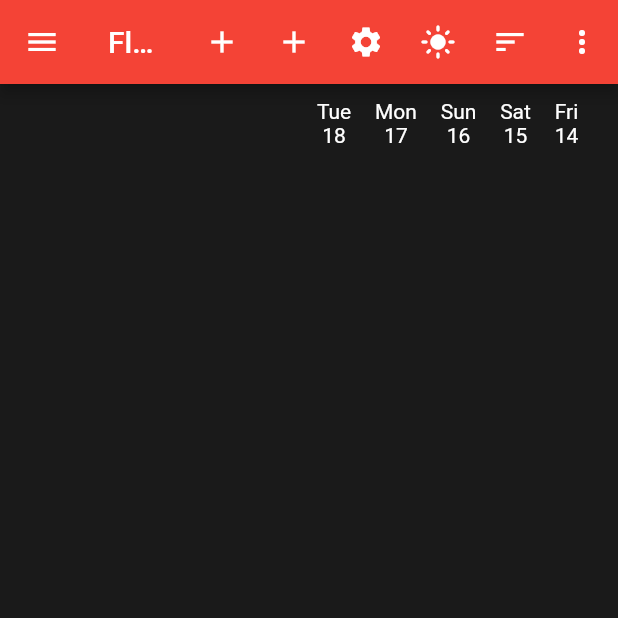
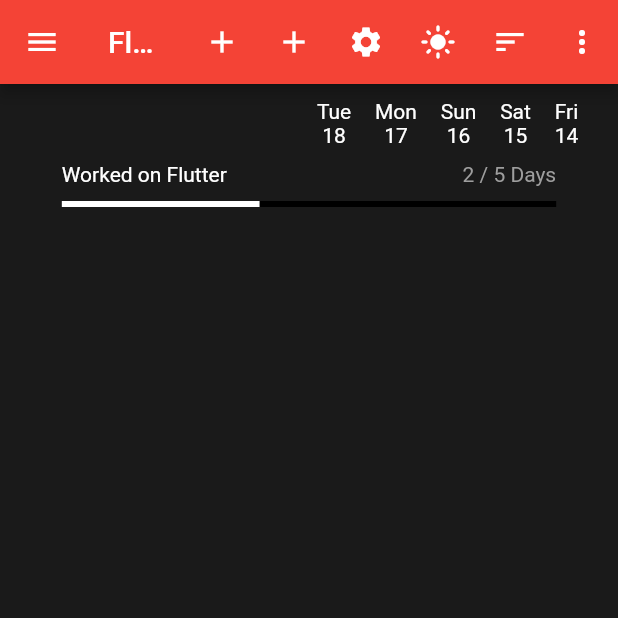
Before and after one commit to accountability-tracker/habit_tracker, a Flutter app: the screen it shows after launch, on a phone screen of 412 x 824 dp, the top half of it. Run offline on Flutter 3.47's test engine with Material 2 defaults, Android fonts, the phone set to English and light mode, and no system bars; our stand-ins replace flutter_colorpicker, flutter_riverpod, isar, shared_preferences; accounts and stored records are empty; generated files the repository leaves out were written again.

Commit message:
New Component: Progress Bar

```diff
--- /dev/null
+++ b/lib/components/ProgressBar.dart
@@ -0,0 +1,57 @@
+import 'package:flutter/material.dart';
+import 'package:flutter_riverpod/flutter_riverpod.dart';
+
+class ProgressBar extends ConsumerStatefulWidget {
+  const ProgressBar({
+      super.key,
+      required this.habit_name,
+      required this.full_units,
+      required this.current_units,
+      required this.uom,
+  });
+
+  final String habit_name;
+  final int full_units;
+  final int current_units;
+  final String uom;
+
+  @override
+  _ProgressBar createState() => _ProgressBar();
+}
+
+class _ProgressBar extends ConsumerState<ProgressBar> {
+  String progress = '';
+  @override
+  void initState() {
+    super.initState();
+    String habit_name = widget.habit_name;
+    this.progress = '${widget.current_units} / ${widget.full_units} ${widget.uom}';
+    // ref.read(habitsManagerProvider);
+  }
+
+  @override
+  Widget build(BuildContext context) {
+    return Container(
+      width: MediaQuery.of(context).size.width * 0.8,
+      child: Column(
+        children: <Widget>[
+          Row(
+            mainAxisAlignment: MainAxisAlignment.spaceBetween,
+            children: <Widget>[
+              Column(children: [Text(widget.habit_name)],),
+              Column(children: [Text(this.progress,style: TextStyle(color: Colors.grey),)],),
+            ],
+          ),
+          SizedBox(
+            height: 10.0,
+          ),
+          LinearProgressIndicator(
+            backgroundColor: Colors.black,
+            valueColor: new AlwaysStoppedAnimation<Color>(Colors.white),
+            value: widget.current_units/widget.full_units,
+          ),
+        ],
+      ),
+    );
+  }
+}
--- a/lib/main.dart
+++ b/lib/main.dart
@@ -8,6 +8,7 @@ import 'components/Drawer_Cust.dart';
 import 'CreateNewHabitYesOrNo/CreateNewHabitYesOrNo.dart';
 import 'CreateNewHabitMeasurable/CreateNewHabitMeasurable.dart';
 import 'components/HabitListMain.dart';
+import 'components/ProgressBar.dart';
 import './AboutPage/AboutPage.dart';
 import './SettingsPage/SettingsPage.dart';
 
@@ -246,6 +247,12 @@ class _MyHomePageState extends ConsumerState<MyHomePage> {
               isar_service: isar_service
             ),
             // const ThemeToggleButton(),
+            ProgressBar(
+              habit_name: "Worked on Flutter",
+              full_units: 5,
+              current_units: 2,
+              uom: "Days",
+            ),
 
             // TextButton(
             //   onPressed: () {
```
